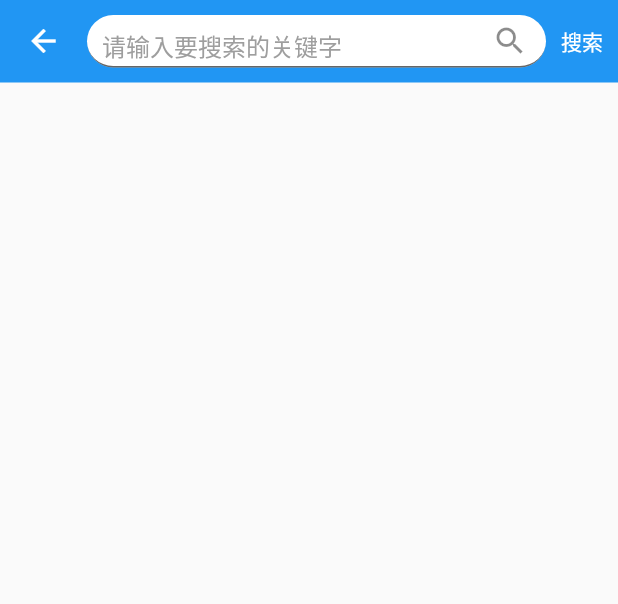
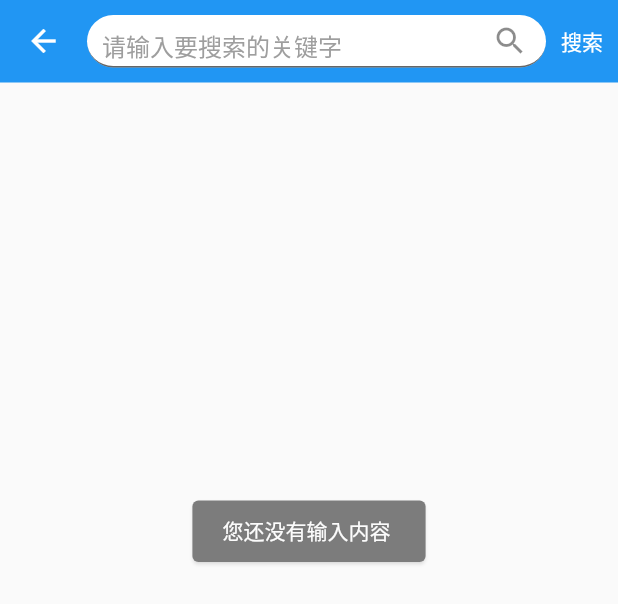
Before and after one commit to WoBuShuo/Flutter_Surprise, a Flutter app: the SearchView widget shown alone on an empty page, opened directly, after a tap on "搜索", on a phone screen of 412 x 824 dp. Shown: the top 604 px of the screen. Run offline on Flutter 3.47's test engine with Material 2 defaults, Android fonts, the phone set to English and light mode, and no system bars; our stand-ins replace dio, flutter_html, webview_flutter; network calls fail.

```diff
--- a/lib/net/HttpManager.dart
+++ b/lib/net/HttpManager.dart
@@ -78,8 +78,8 @@ class HttpManager {
     return dataList.map((json) => HotBean.fromJson(json)).toList();
   }
 
-  Future<SearchBean> searchList(String key) async {
-    var data = await HttpManager.post("article/query/0/json", {"k": key});
+  Future<SearchBean> searchList(String key,String page) async {
+    var data = await HttpManager.post("article/query/"+page+"/json", {"k": key});
     var dataList = data["data"];
     return  SearchBean.fromJson(dataList);
   }
--- a/lib/page/HomePage.dart
+++ b/lib/page/HomePage.dart
@@ -5,6 +5,7 @@ import 'package:flutter/material.dart';
 import 'package:flutter_app/bean/RecommendBean.dart';
 import 'package:flutter_app/net/HttpManager.dart';
 import 'package:flutter_app/page/WebPage.dart';
+import 'package:flutter_html/flutter_html.dart';
 
 //void main() => runApp(PagerApp());
 
@@ -143,6 +144,9 @@ class ListItem extends StatelessWidget {
                     fontWeight: FontWeight.bold,
                     color: Colors.black),
               ),
+//            Html(
+//              data:title,
+//            ),
               Padding(
                   padding: EdgeInsets.only(top: 5),
                   child: Text(
--- a/lib/page/SearchPage.dart
+++ b/lib/page/SearchPage.dart
@@ -5,6 +5,7 @@ import 'dart:ui';
 
 import 'package:flutter_app/net/HttpManager.dart';
 import 'package:flutter_app/page/ListPage.dart';
+import 'package:flutter_app/page/widget/Toast.dart';
 
 class SearchRoute extends StatefulWidget {
   @override
@@ -166,8 +167,10 @@ class SearchView extends StatelessWidget {
 
   void searchAction() {
     if (controler.text == "") {
+      Toast.toast(_context,msg: "您还没有输入内容 ");
       return;
     }
+
     Navigator.push(_context,
         MaterialPageRoute(builder: (context) => ListPage(controler.text)));
   }
--- /dev/null
+++ b/lib/page/widget/Toast.dart
@@ -0,0 +1,137 @@
+import 'package:flutter/cupertino.dart';
+import 'package:flutter/material.dart';
+
+//Toast 显示位置控制
+enum ToastPostion {
+  top,
+  center,
+  bottom,
+}
+
+class Toast {
+  // toast靠它加到屏幕上
+  static OverlayEntry _overlayEntry;
+  // toast是否正在showing
+  static bool _showing = false;
+  // 开启一个新toast的当前时间，用于对比是否已经展示了足够时间
+  static DateTime _startedTime;
+  // 提示内容
+  static String _msg;
+  // toast显示时间
+  static int _showTime;
+  // 背景颜色
+  static Color _bgColor;
+  // 文本颜色
+  static Color _textColor;
+  // 文字大小
+  static double _textSize;
+  // 显示位置
+  static ToastPostion _toastPosition;
+  // 左右边距
+  static double _pdHorizontal;
+  // 上下边距
+  static double _pdVertical;
+  static void toast(
+      BuildContext context, {
+        //显示的文本
+        String msg,
+        //显示的时间 单位毫秒
+        int showTime = 1000,
+        //显示的背景
+        Color bgColor = Colors.black,
+        //显示的文本颜色
+        Color textColor = Colors.white,
+        //显示的文字大小
+        double textSize = 14.0,
+        //显示的位置
+        ToastPostion position = ToastPostion.center,
+        //文字水平方向的内边距
+        double pdHorizontal = 20.0,
+        //文字垂直方向的内边距
+        double pdVertical = 10.0,
+      }) async {
+    assert(msg != null);
+    _msg = msg;
+    _startedTime = DateTime.now();
+    _showTime = showTime;
+    _bgColor = bgColor;
+    _textColor = textColor;
+    _textSize = textSize;
+    _toastPosition = position;
+    _pdHorizontal = pdHorizontal;
+    _pdVertical = pdVertical;
+    //获取OverlayState
+    OverlayState overlayState = Overlay.of(context);
+    _showing = true;
+    if (_overlayEntry == null) {
+      //OverlayEntry负责构建布局
+      //通过OverlayEntry将构建的布局插入到整个布局的最上层
+      _overlayEntry = OverlayEntry(
+          builder: (BuildContext context) => Positioned(
+            //top值，可以改变这个值来改变toast在屏幕中的位置
+            top: buildToastPosition(context),
+            child: Container(
+                alignment: Alignment.center,
+                width: MediaQuery.of(context).size.width,
+                child: Padding(
+                  padding: EdgeInsets.symmetric(horizontal: 40.0),
+                  child: AnimatedOpacity(
+                    opacity: _showing ? 1.0 : 0.0, //目标透明度
+                    duration: _showing
+                        ? Duration(milliseconds: 100)
+                        : Duration(milliseconds: 400),
+                    child: _buildToastWidget(),
+                  ),
+                )),
+          ));
+      //插入到整个布局的最上层
+      overlayState.insert(_overlayEntry);
+    } else {
+      //重新绘制UI，类似setState
+      _overlayEntry.markNeedsBuild();
+    }
+    // 等待时间
+    await Future.delayed(Duration(milliseconds: _showTime));
+    //2秒后 到底消失不消失
+    if (DateTime.now().difference(_startedTime).inMilliseconds >= _showTime) {
+      _showing = false;
+      _overlayEntry.markNeedsBuild();
+      await Future.delayed(Duration(milliseconds: 400));
+      _overlayEntry.remove();
+      _overlayEntry = null;
+    }
+  }
+
+  //toast绘制
+  static _buildToastWidget() {
+    return Center(
+      child: Card(
+        color: _bgColor,
+        child: Padding(
+          padding: EdgeInsets.symmetric(
+              horizontal: _pdHorizontal, vertical: _pdVertical),
+          child: Text(
+            _msg,
+            style: TextStyle(
+              fontSize: _textSize,
+              color: _textColor,
+            ),
+          ),
+        ),
+      ),
+    );
+  }
+
+//  设置toast位置
+  static buildToastPosition(context) {
+    var backResult;
+    if (_toastPosition == ToastPostion.top) {
+      backResult = MediaQuery.of(context).size.height * 1 / 4;
+    } else if (_toastPosition == ToastPostion.center) {
+      backResult = MediaQuery.of(context).size.height * 2 / 5;
+    } else {
+      backResult = MediaQuery.of(context).size.height * 3 / 4;
+    }
+    return backResult;
+  }
+}
--- a/pubspec.yaml
+++ b/pubspec.yaml
@@ -20,7 +20,8 @@ dependencies:
   dio: 3.0.8 #latest version
   json_annotation: ^3.0.1
   webview_flutter: ^0.3.19+5
-
+#  flutter_html_view: ^0.5.11
+  flutter_html: ^0.11.1
   flutter:
     sdk: flutter
 
```
Also changed, not shown: lib/page/ListPage.dart (+89 -17 lines), pubspec.lock.
